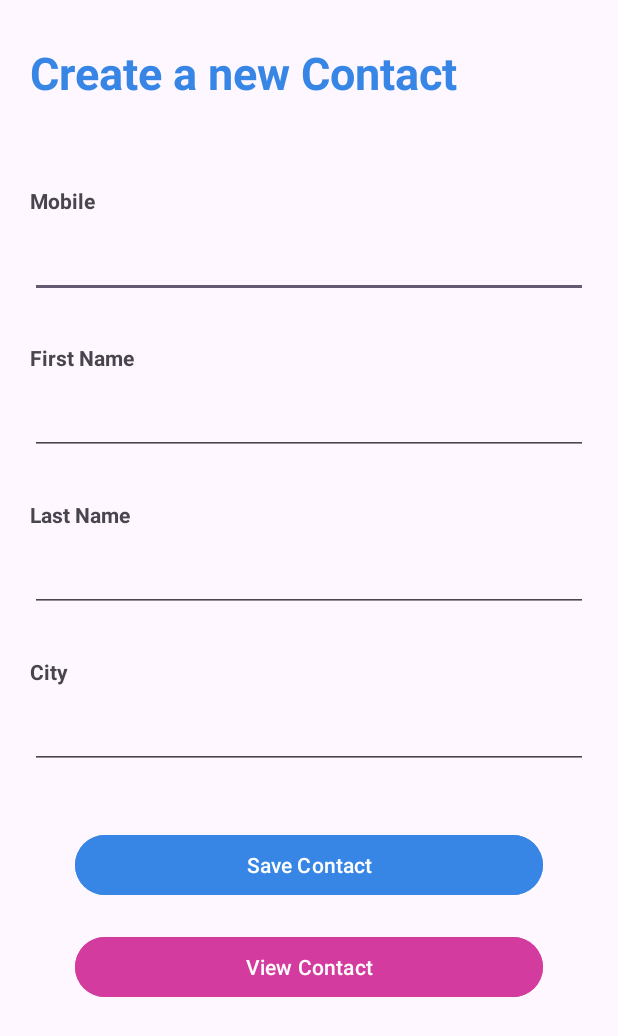
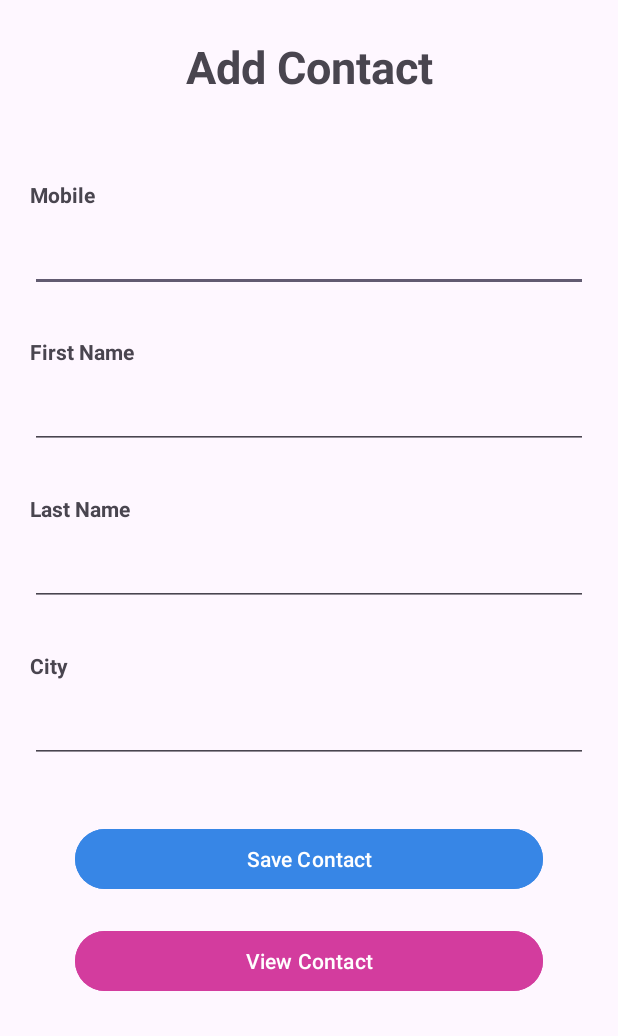
Before and after one commit to ravi1280/Contact-Keeper-Android, an Android app: the screen it shows after launch (MainActivity), on a phone screen of 412 x 824 dp. Shown: the top 1036 px of the screen. Run offline under Robolectric (Android 15) with nearby library versions, the phone set to English and light mode, and no system bars.

Commit message:
Update new

```diff
--- a/App13/app/src/main/res/layout/activity_main.xml
+++ b/App13/app/src/main/res/layout/activity_main.xml
@@ -11,14 +11,11 @@
         android:id="@+id/textView"
         android:layout_width="wrap_content"
         android:layout_height="wrap_content"
-        android:layout_marginStart="20dp"
-        android:layout_marginTop="28dp"
+        android:layout_marginTop="24dp"
         android:text="@string/t1"
-        android:textColor="@color/b1"
         android:textSize="30sp"
         android:textStyle="bold"
         app:layout_constraintEnd_toEndOf="parent"
-        app:layout_constraintHorizontal_bias="0.0"
         app:layout_constraintStart_toStartOf="parent"
         app:layout_constraintTop_toTopOf="parent" />
 
--- a/App13/app/src/main/res/layout/activity_view.xml
+++ b/App13/app/src/main/res/layout/activity_view.xml
@@ -35,10 +35,10 @@
 
     <ImageView
         android:id="@+id/addView"
-        android:layout_width="50dp"
-        android:layout_height="50dp"
+        android:layout_width="60dp"
+        android:layout_height="60dp"
         android:layout_marginTop="16dp"
-        android:layout_marginEnd="12dp"
+        android:layout_marginEnd="16dp"
         android:layout_marginBottom="16dp"
         app:layout_constraintBottom_toBottomOf="parent"
         app:layout_constraintEnd_toEndOf="parent"
--- a/App13/app/src/main/res/values/strings.xml
+++ b/App13/app/src/main/res/values/strings.xml
@@ -1,6 +1,6 @@
 <resources>
     <string name="app_name">My Contact</string>
-    <string name="t1">Create a  new Contact</string>
+    <string name="t1">Add Contact</string>
     <string name="t2">Mobile</string>
     <string name="t3">First Name</string>
     <string name="t4">Last Name</string>
```
